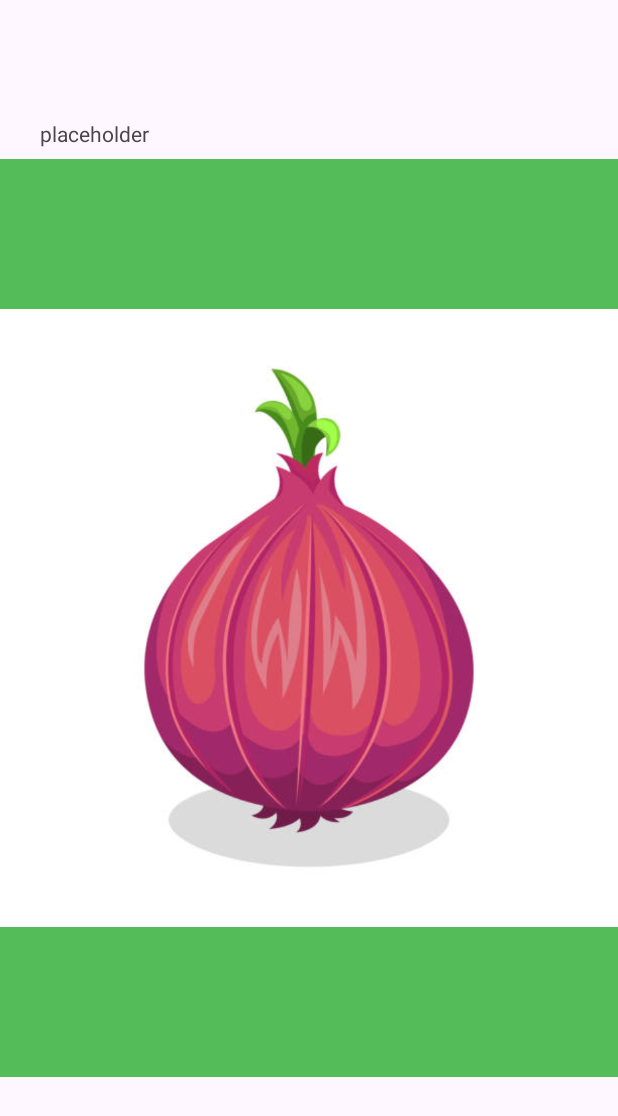
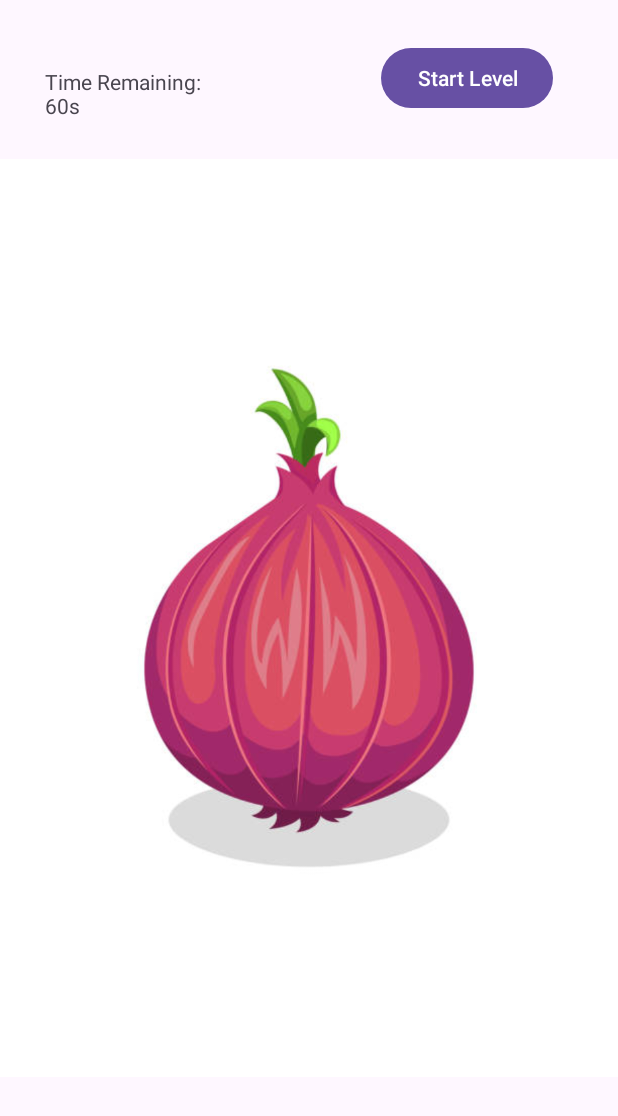
Before and after one commit to sebastian9654/MobileAppProject, an Android app: the screen it shows after launch (JigsawPuzzleActivity), after a tap on "Start Jigsaw", on a phone screen of 412 x 824 dp. Shown: the top 1116 px of the screen. Run offline under Robolectric (Android 15) with nearby library versions, the phone set to English and light mode, and no system bars.

Commit message:
updated, 3:03 PM seb-feature

```diff
--- a/app/src/main/java/com/example/project1/MainActivity.java
+++ b/app/src/main/java/com/example/project1/MainActivity.java
@@ -8,10 +8,9 @@ import android.view.View;
 import android.widget.Button;
 
 public class MainActivity extends AppCompatActivity {
-    Button button1;
-    Button startGameButton;
-
-    Button startJigsawButton;
+    private Button button1;
+    private Button startGameButton;
+    private Button startJigsawButton;
 
     @Override
     protected void onCreate(Bundle savedInstanceState) {
@@ -19,8 +18,8 @@ public class MainActivity extends AppCompatActivity {
         setContentView(R.layout.activity_main);
 
         button1 = findViewById(R.id.button1);
-        startGameButton = findViewById(R.id.startGameButton); // Add this line
-        startJigsawButton = findViewById(R.id.jigsawButton);
+        startGameButton = findViewById(R.id.startGameButton);
+        startJigsawButton = findViewById(R.id.startStopButton);
 
         button1.setOnClickListener(new View.OnClickListener() {
             @Override
--- a/app/src/main/res/layout/activity_jigsaw_puzzle.xml
+++ b/app/src/main/res/layout/activity_jigsaw_puzzle.xml
@@ -10,7 +10,7 @@
         android:id="@+id/puzzleImageView"
         android:layout_width="wrap_content"
         android:layout_height="wrap_content"
-        android:background="#54BC58"
+        android:background="#FFFFFF"
         android:contentDescription="picture used for random choice and puzzle"
         app:layout_constraintBottom_toBottomOf="parent"
         app:layout_constraintEnd_toEndOf="parent"
@@ -19,15 +19,32 @@
 
     <TextView
         android:id="@+id/timerView"
-        android:layout_width="wrap_content"
-        android:layout_height="wrap_content"
+        android:layout_width="123dp"
+        android:layout_height="33dp"
         android:layout_marginStart="33dp"
         android:layout_marginTop="33dp"
         android:layout_marginEnd="320dp"
         android:layout_marginBottom="679dp"
-        android:text="placeholder"
+        android:text="Time Remaining: 60s"
+        android:visibility="visible"
         app:layout_constraintBottom_toBottomOf="parent"
         app:layout_constraintEnd_toEndOf="parent"
+        app:layout_constraintHorizontal_bias="0.061"
         app:layout_constraintStart_toStartOf="parent"
+        app:layout_constraintTop_toTopOf="parent"
+        app:layout_constraintVertical_bias="0.142"
+        tools:visibility="visible" />
+
+    <Button
+        android:id="@+id/startJigsawGame"
+        android:layout_width="wrap_content"
+        android:layout_height="wrap_content"
+        android:layout_marginStart="123dp"
+        android:layout_marginTop="28dp"
+        android:layout_marginEnd="43dp"
+        android:text="Start Level"
+        app:layout_constraintEnd_toEndOf="parent"
+        app:layout_constraintHorizontal_bias="1.0"
+        app:layout_constraintStart_toEndOf="@+id/timerView"
         app:layout_constraintTop_toTopOf="parent" />
 </androidx.constraintlayout.widget.ConstraintLayout>
--- a/app/src/main/res/layout/activity_main.xml
+++ b/app/src/main/res/layout/activity_main.xml
@@ -96,7 +96,7 @@
         app:layout_constraintEnd_toEndOf="parent" />
 
     <Button
-        android:id="@+id/jigsawButton"
+        android:id="@+id/startStopButton"
         android:layout_width="wrap_content"
         android:layout_height="wrap_content"
         android:layout_marginStart="4dp"
```
